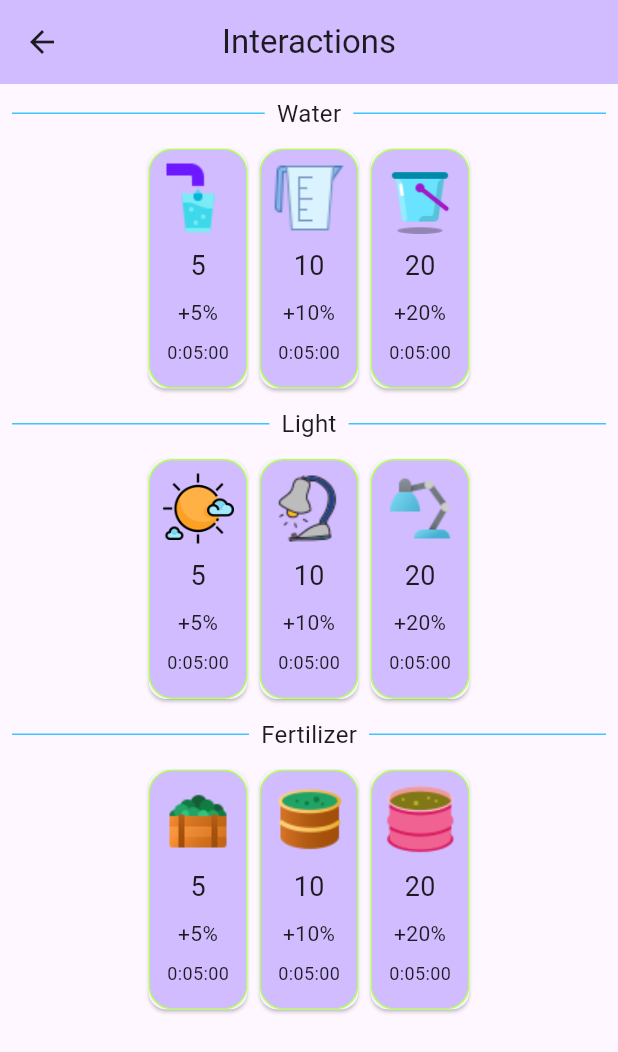
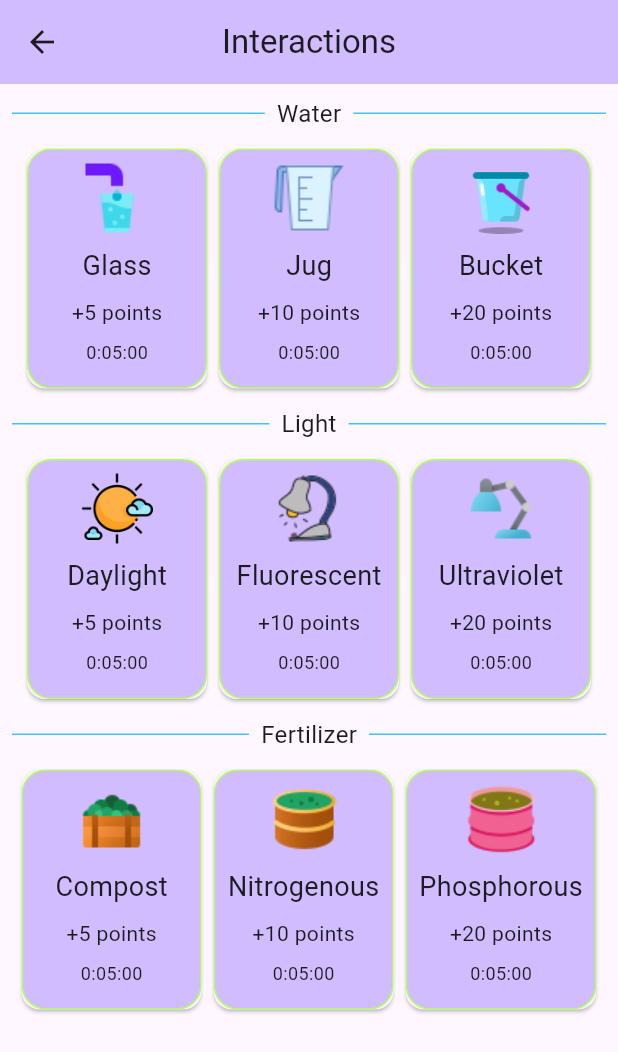
Before and after one commit to TishchenkoSergey/flowerpot, a Flutter app: the InteractionsScreen screen opened by its route, on a phone screen of 412 x 824 dp. Shown: the top 1052 px of the screen. Run offline on Flutter 3.47's test engine with Material 3 defaults, Android fonts, the light colour scheme and no system bars; our stand-ins replace bloc, flutter_bloc, flutter_svg, freezed_annotation, get_it, go_router and 2 more; statements that could not run were skipped.

Commit message:
refactor: add localizations for interaction screen

```diff
--- a/lib/assets/assets.gen.dart
+++ b/lib/assets/assets.gen.dart
@@ -11,6 +11,13 @@ import 'package:flutter/services.dart';
 import 'package:flutter/widgets.dart';
 import 'package:flutter_svg/flutter_svg.dart' as _svg;
 import 'package:vector_graphics/vector_graphics.dart' as _vg;
+
+class $LibGen {
+  const $LibGen();
+
+  /// Directory path: lib/assets
+  $LibAssetsGen get assets => const $LibAssetsGen();
+}
 
 class $AssetsIconsGen {
   const $AssetsIconsGen();
@@ -116,6 +123,30 @@ class $AssetsLogosGen {
   List<AssetGenImage> get values => [primary];
 }
 
+class $LibAssetsGen {
+  const $LibAssetsGen();
+
+  /// Directory path: lib/assets/l10n
+  $LibAssetsL10nGen get l10n => const $LibAssetsL10nGen();
+}
+
+class $LibAssetsL10nGen {
+  const $LibAssetsL10nGen();
+
+  /// File path: lib/assets/l10n/app_localizations.g.dart
+  String get appLocalizationsG => 'lib/assets/l10n/app_localizations.g.dart';
+
+  /// File path: lib/assets/l10n/app_localizations_en.g.dart
+  String get appLocalizationsEnG =>
+      'lib/assets/l10n/app_localizations_en.g.dart';
+
+  /// File path: lib/assets/l10n/l10n.dart
+  String get l10n => 'lib/assets/l10n/l10n.dart';
+
+  /// List of all assets
+  List<String> get values => [appLocalizationsG, appLocalizationsEnG, l10n];
+}
+
 class Assets {
   Assets._();
 
@@ -123,6 +154,7 @@ class Assets {
   static const $AssetsIllustrationsGen illustrations =
       $AssetsIllustrationsGen();
   static const $AssetsLogosGen logos = $AssetsLogosGen();
+  static const $LibGen lib = $LibGen();
 }
 
 class AssetGenImage {
--- a/lib/assets/l10n/arb/app_en.arb
+++ b/lib/assets/l10n/arb/app_en.arb
@@ -3,5 +3,19 @@
     "locale_name": "English",
     "projectTitle": "Flowerpot",
     "feature_main_text_description": "Start caring for your plant to help it live longer",
-    "feature_welcome_button_new_game": "New game"
+    "feature_welcome_button_new_game": "New game",
+    "feature_interactions_app_bar": "Interactions",
+    "feature_interactions_title_water": "Water",
+    "feature_interactions_card_water_title2": "Glass",
+    "feature_interactions_card_water_title3": "Jug",
+    "feature_interactions_card_water_title4": "Bucket",
+    "feature_interactions_title_light": "Light",
+    "feature_interactions_card_light_title2": "Daylight",
+    "feature_interactions_card_light_title3": "Fluorescent",
+    "feature_interactions_card_light_title4": "Ultraviolet",
+    "feature_interactions_title_fertilizer": "Fertilizer",
+    "feature_interactions_card_fertilizer_title2": "Compost",
+    "feature_interactions_card_fertilizer_title3": "Nitrogenous",
+    "feature_interactions_card_fertilizer_title4": "Phosphorous",
+    "feature_interactions_card_comment": "+{point} points"
 }
--- a/lib/features/interactions_screen/view/interactions_screen.dart
+++ b/lib/features/interactions_screen/view/interactions_screen.dart
@@ -4,6 +4,7 @@ export 'package:go_router/go_router.dart';
 
 import 'package:flowerpot/app/route/route.dart';
 import 'package:flowerpot/assets/assets.dart';
+import 'package:flowerpot/assets/l10n/l10n.dart';
 
 import '../widgets/widgets.dart';
 
@@ -15,7 +16,7 @@ class InteractionsScreen extends StatelessWidget {
     return Scaffold(
         appBar: AppBar(
           title: Text(
-          'Interactions',
+            context.l10n.feature_interactions_app_bar,
           ),
           centerTitle: true,
           leading: IconButton(
@@ -28,7 +29,7 @@ class InteractionsScreen extends StatelessWidget {
             Column(
               children: [
                 InteractionTitle(
-                title: 'Water',
+                  title: context.l10n.feature_interactions_title_water,
                 ),
                 Row(
                   mainAxisAlignment: MainAxisAlignment.center,
@@ -36,20 +37,20 @@ class InteractionsScreen extends StatelessWidget {
                     InteractionCard(
                       onPressed: () {},
                       image: Assets.icons.water2.provider(),
-                    title: '5',
-                    comment: '+5%',
+                      title: context.l10n.feature_interactions_card_water_title2,
+                      comment: context.l10n.feature_interactions_card_comment(5),
                     ),
                     InteractionCard(
                       onPressed: () {},
                       image: Assets.icons.water3.provider(),
-                    title: '10',
-                    comment: '+10%',
+                      title: context.l10n.feature_interactions_card_water_title3,
+                      comment: context.l10n.feature_interactions_card_comment(10),
                     ),
                     InteractionCard(
                       onPressed: () {},
                       image: Assets.icons.water4.provider(),
-                    title: '20',
-                    comment: '+20%',
+                      title: context.l10n.feature_interactions_card_water_title4,
+                      comment: context.l10n.feature_interactions_card_comment(20),
                     ),
                   ],
                 ),
@@ -58,7 +59,7 @@ class InteractionsScreen extends StatelessWidget {
             Column(
               children: [
                 InteractionTitle(
-                title: 'Light',
+                  title: context.l10n.feature_interactions_title_light,
                 ),
                 Row(
                   mainAxisAlignment: MainAxisAlignment.center,
@@ -66,20 +67,20 @@ class InteractionsScreen extends StatelessWidget {
                     InteractionCard(
                       onPressed: () {},
                       image: Assets.icons.light2.provider(),
-                    title: '5',
-                    comment: '+5%',
+                      title: context.l10n.feature_interactions_card_light_title2,
+                      comment: context.l10n.feature_interactions_card_comment(5),
                     ),
                     InteractionCard(
                       onPressed: () {},
                       image: Assets.icons.light3.provider(),
-                    title: '10',
-                    comment: '+10%',
+                      title: context.l10n.feature_interactions_card_light_title3,
+                      comment: context.l10n.feature_interactions_card_comment(10),
                     ),
                     InteractionCard(
                       onPressed: () {},
                       image: Assets.icons.light4.provider(),
-                    title: '20',
-                    comment: '+20%',
+                      title: context.l10n.feature_interactions_card_light_title4,
+                      comment: context.l10n.feature_interactions_card_comment(20),
                     ),
                   ],
                 ),
@@ -88,7 +89,7 @@ class InteractionsScreen extends StatelessWidget {
             Column(
               children: [
                 InteractionTitle(
-                title: 'Fertilizer',
+                  title: context.l10n.feature_interactions_title_fertilizer,
                 ),
                 Row(
                   mainAxisAlignment: MainAxisAlignment.center,
@@ -96,27 +97,26 @@ class InteractionsScreen extends StatelessWidget {
                     InteractionCard(
                       onPressed: () {},
                       image: Assets.icons.fertilizer2.provider(),
-                    title: '5',
-                    comment: '+5%',
+                      title: context.l10n.feature_interactions_card_fertilizer_title2,
+                      comment: context.l10n.feature_interactions_card_comment(5),
                     ),
                     InteractionCard(
                       onPressed: () {},
                       image: Assets.icons.fertilizer3.provider(),
-                    title: '10',
-                    comment: '+10%',
+                      title: context.l10n.feature_interactions_card_fertilizer_title3,
+                      comment: context.l10n.feature_interactions_card_comment(10),
                     ),
                     InteractionCard(
                       onPressed: () {},
                       image: Assets.icons.fertilizer4.provider(),
-                    title: '20',
-                    comment: '+20%',
+                      title: context.l10n.feature_interactions_card_fertilizer_title4,
+                      comment: context.l10n.feature_interactions_card_comment(20),
                     ),
                   ],
                 ),
               ],
             )
           ],
-      )
-    );
+        ));
   }
 }
--- a/lib/features/interactions_screen/widgets/interaction_card.dart
+++ b/lib/features/interactions_screen/widgets/interaction_card.dart
@@ -26,6 +26,7 @@ class InteractionCard extends StatelessWidget {
         child: Container(
           constraints: const BoxConstraints(
             maxHeight: 160,
+            minWidth: 120,
           ),
           padding: const EdgeInsets.all(8),
           decoration: BoxDecoration(
```
Also changed, not shown: lib/assets/l10n/app_localizations.g.dart, lib/assets/l10n/app_localizations_en.g.dart. Lines whose indentation alone changed are shown as unchanged.
